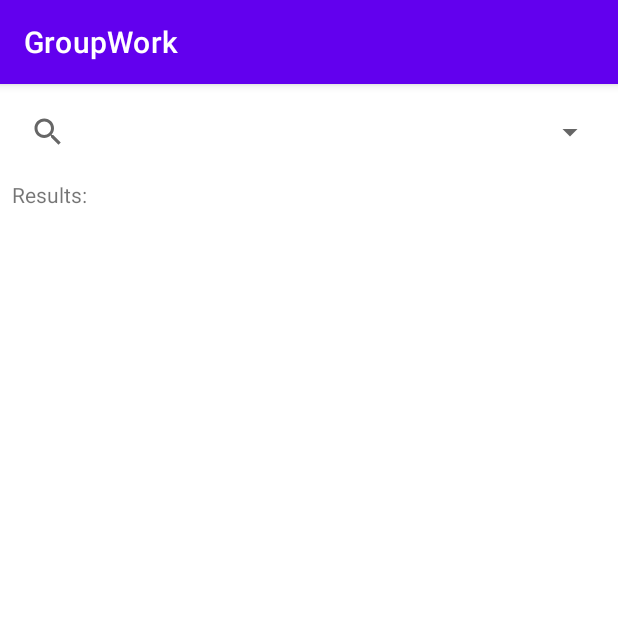
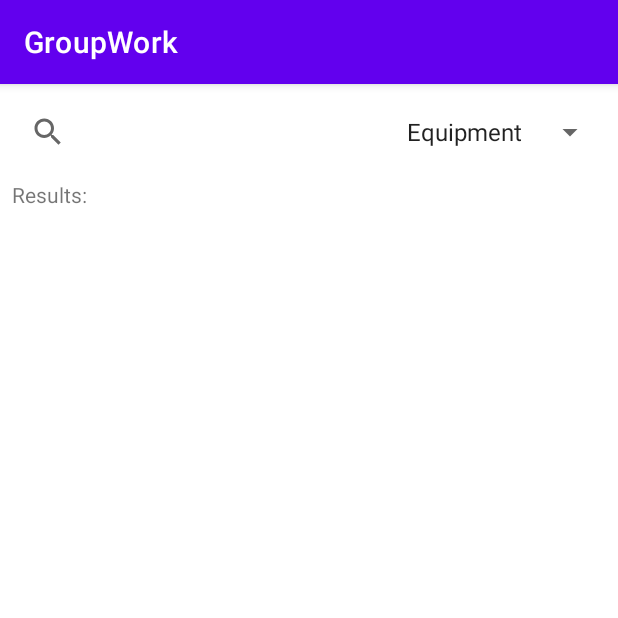
Before and after one commit to enguyen11/GroupWork, an Android app: the DndAPIActivity screen opened directly, with no data from a screen before it, on a phone screen of 412 x 824 dp, the top half of it. Run offline under Robolectric (Android 15) with nearby library versions, the phone set to English and light mode, and no system bars.

Commit message:
git added spinner to main UI

```diff
--- a/app/src/main/java/com/example/groupwork/DndAPIActivity.java
+++ b/app/src/main/java/com/example/groupwork/DndAPIActivity.java
@@ -2,34 +2,56 @@ package com.example.groupwork;
 
 import android.content.Context;
 import android.os.Bundle;
+import android.view.View;
+import android.widget.AdapterView;
+import android.widget.ArrayAdapter;
+import android.widget.SearchView;
 import android.widget.Spinner;
 
+import androidx.annotation.NonNull;
+import androidx.annotation.Nullable;
 import androidx.appcompat.app.AppCompatActivity;
 import androidx.recyclerview.widget.RecyclerView;
 
+import java.util.Collection;
+import java.util.HashMap;
 import java.util.List;
+import java.util.Map;
+import java.util.Set;
 
 import Dnd5ApiCaller.Dnd5Item;
 
 /**
  * This class is the main driver for the DndMain activity.
  */
-public class DndAPIActivity extends AppCompatActivity {
+public class DndAPIActivity extends AppCompatActivity implements AdapterView.OnItemSelectedListener{
 
     private Spinner spinner;
     private RecyclerView recyclerView;
     private List<Dnd5Item> itemList;
-
-    public DndAPIActivity() {
-    }
 
     @Override
     protected void onCreate(Bundle savedInstanceState) {
         super.onCreate(savedInstanceState);
         setContentView(R.layout.activity_dnd_apiactivity);
 
-        //Our recycler
-        recyclerView = new RecyclerView(this);
+        // Set the spinner for all categories
+        spinner = (Spinner) findViewById(R.id.spinner);
+        ArrayAdapter<CharSequence> adapter = ArrayAdapter.createFromResource(this, R.array.DndApiOptions, android.R.layout.simple_spinner_item);
+        adapter.setDropDownViewResource(android.R.layout.simple_spinner_dropdown_item);
+        spinner.setAdapter(adapter);
+        spinner.setOnItemSelectedListener(this);
+
+    }
+
+    @Override
+    public void onItemSelected(AdapterView<?> adapterView, View view, int position, long l) {
+        String text;
+        text = adapterView.getItemAtPosition(position).toString();
+    }
+
+    @Override
+    public void onNothingSelected(AdapterView<?> adapterView) {
 
     }
 }
--- a/app/src/main/res/values/strings.xml
+++ b/app/src/main/res/values/strings.xml
@@ -4,4 +4,9 @@
     <string name="string_search">Search</string>
     <string name="string_group_name">Group 32: DnD Group</string>
     <string name="string_at_your_service">At Your Service</string>
+    <string-array name="DndApiOptions">
+        <item>Equipment</item>
+        <item>Monsters</item>
+        <item>Spells</item>
+    </string-array>
 </resources>
```
